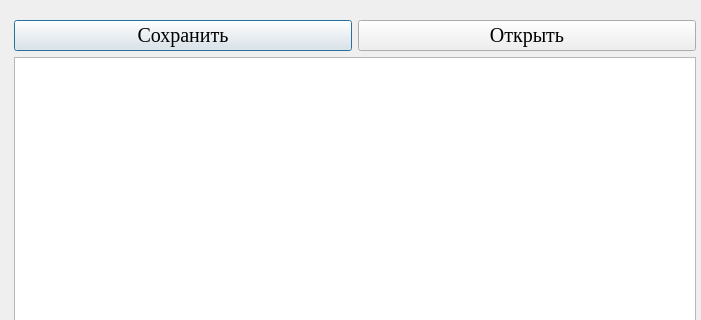
This is MyApplication/secondwindow.ui in Prazdnic-Moscow/chat as Qt 5 draws it before an edit; both pictures show x 92 to 793 and y 0 to 320 of the 894 by 847 pixel window. The edited form follows.
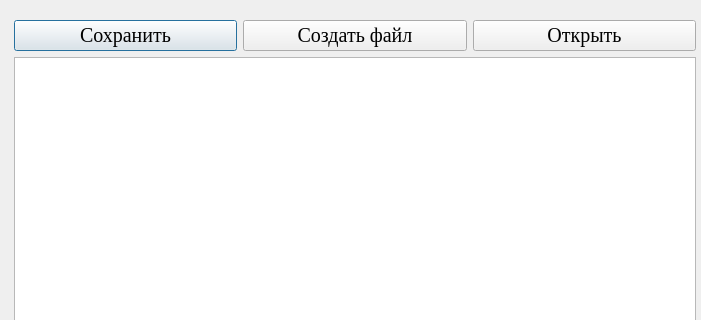
This is the edited form.

Diff of the .ui file:
```diff
--- a/MyApplication/secondwindow.ui
+++ b/MyApplication/secondwindow.ui
@@ -67,6 +67,19 @@
           </property>
          </widget>
         </item>
+        <item>
+         <widget class="QPushButton" name="createFile">
+          <property name="font">
+           <font>
+            <family>Times New Roman</family>
+            <pointsize>15</pointsize>
+           </font>
+          </property>
+          <property name="text">
+           <string>Создать файл</string>
+          </property>
+         </widget>
+        </item>
         <item>
          <widget class="QPushButton" name="openfile">
           <property name="font">
```
